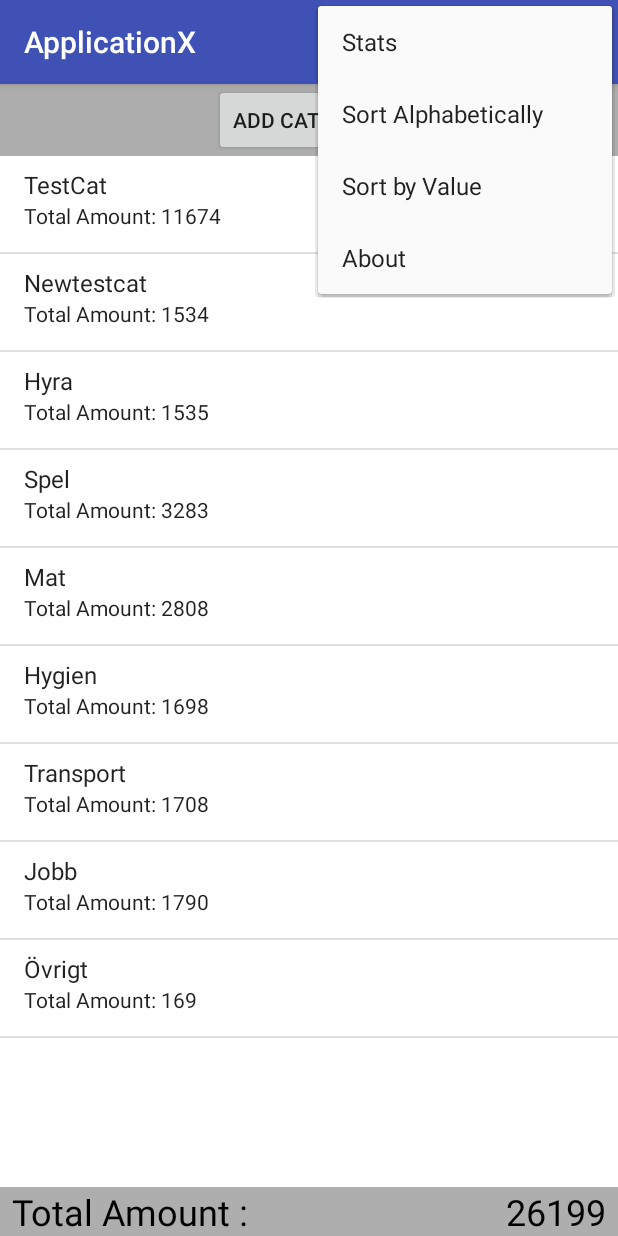
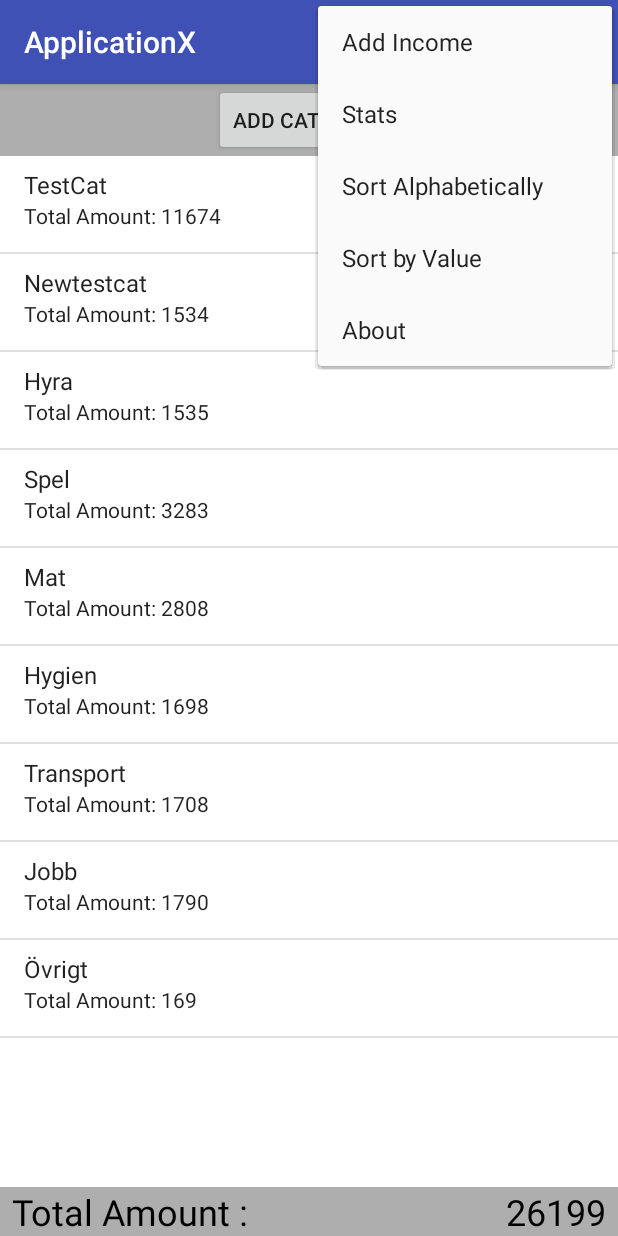
Before and after one commit to Yrrahz/ApplicationX, an Android app: the screen it shows after launch (MainActivity), with the options menu open, on a phone screen of 412 x 824 dp. Run offline under Robolectric (Android 15) with nearby library versions, the phone set to English and light mode, and no system bars.

Commit message:
Add Income option in the menu instead of FAB. User now instead chooses to add income in the menu. The FAB solution has been moved to another branch.

```diff
--- a/app/src/main/java/booken/yrrah/applicationx/MainActivity.java
+++ b/app/src/main/java/booken/yrrah/applicationx/MainActivity.java
@@ -48,6 +48,9 @@ public class MainActivity extends AppCompatActivity {
     public boolean onOptionsItemSelected(final MenuItem item) {
 
         switch (item.getItemId()) {
+            case R.id.menu_add_income:
+                Toast.makeText(getApplicationContext(),"Add Income pressed!", Toast.LENGTH_SHORT).show();
+                return true;
             case R.id.menu_stats:
                 Intent intent = new Intent(this, StatsActivity.class);
                 startActivity(intent);
--- a/app/src/main/res/menu/main_menu.xml
+++ b/app/src/main/res/menu/main_menu.xml
@@ -1,5 +1,7 @@
 <?xml version="1.0" encoding="utf-8"?>
 <menu xmlns:android="http://schemas.android.com/apk/res/android">
+    <item android:id="@+id/menu_add_income"
+        android:title="@string/addIncome"/>
     <item android:id="@+id/menu_stats"
         android:title="@string/stats"/>
     <item android:id="@+id/menu_sort_alpha"
--- a/app/src/main/res/values/strings.xml
+++ b/app/src/main/res/values/strings.xml
@@ -5,6 +5,7 @@
     <string name="stats">Stats</string>
     <string name="about">About</string>
     <string name="income">Income</string>
+    <string name="addIncome">Add Income</string>
     <string name="expenditure">Expenditure</string>
     <string name="total">Total</string>
     <string name="incExp">Income\n\nExpenditure</string>
```
Also changed, not shown: 1 other file.
